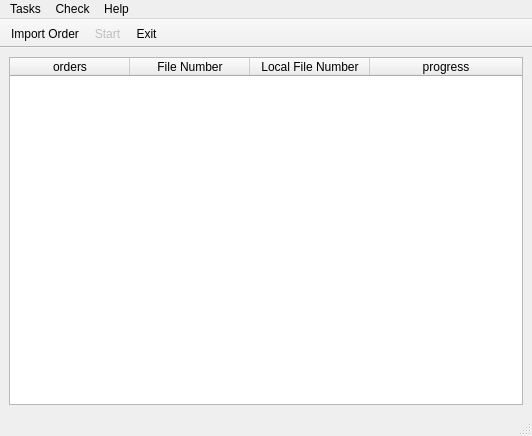
xiaoke0O/check-laads-order, file src/check_laads_order.ui: the form before one commit.
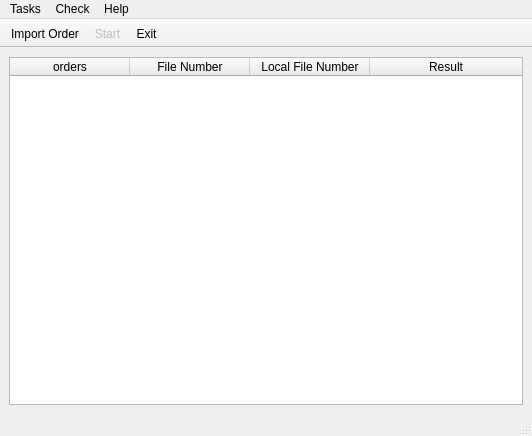
The form after the commit. Icons and pictures are not drawn.

What changed in the file:
```diff
--- a/src/check_laads_order.ui
+++ b/src/check_laads_order.ui
@@ -21,7 +21,7 @@
        <bool>true</bool>
       </property>
       <property name="sortingEnabled">
-       <bool>true</bool>
+       <bool>false</bool>
       </property>
       <property name="wordWrap">
        <bool>false</bool>
@@ -42,7 +42,7 @@
        <bool>true</bool>
       </attribute>
       <attribute name="horizontalHeaderShowSortIndicator" stdset="0">
-       <bool>true</bool>
+       <bool>false</bool>
       </attribute>
       <attribute name="horizontalHeaderStretchLastSection">
        <bool>true</bool>
@@ -76,7 +76,7 @@
       </column>
       <column>
        <property name="text">
-        <string>progress</string>
+        <string>Result</string>
        </property>
       </column>
      </widget>
```
Left out of the diff: 3 changed lines with no effect on the pictures.
